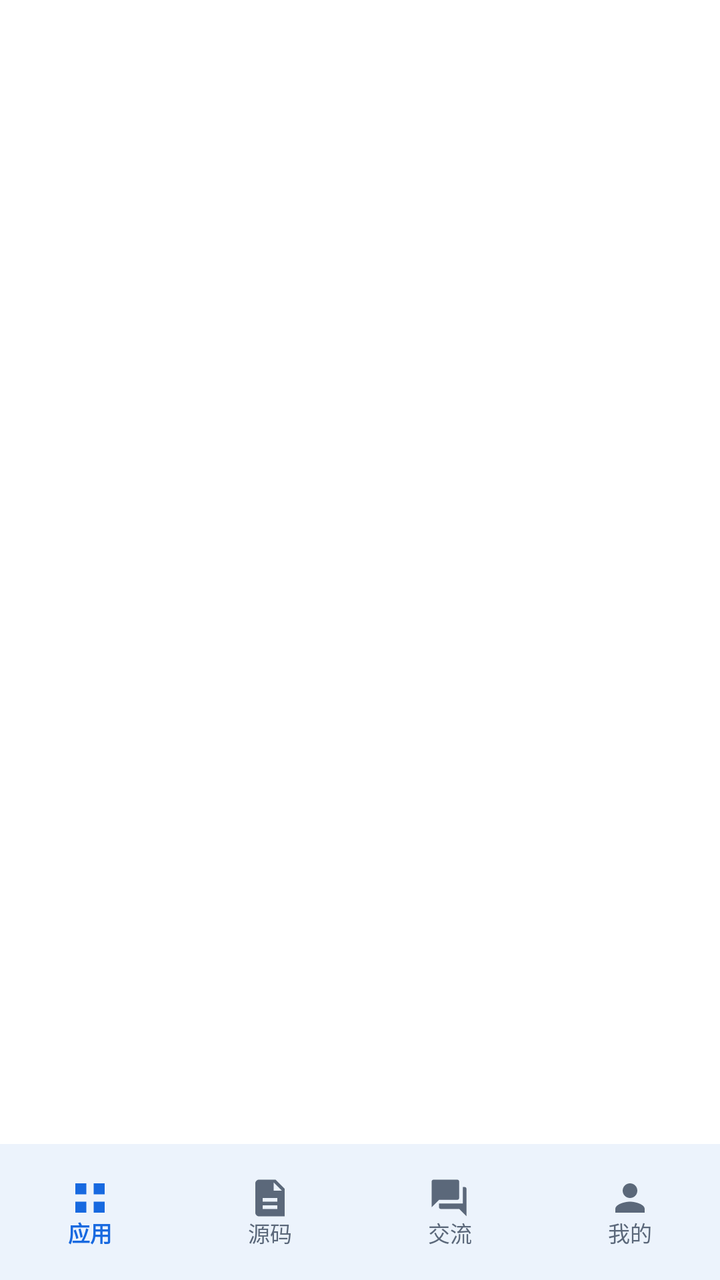
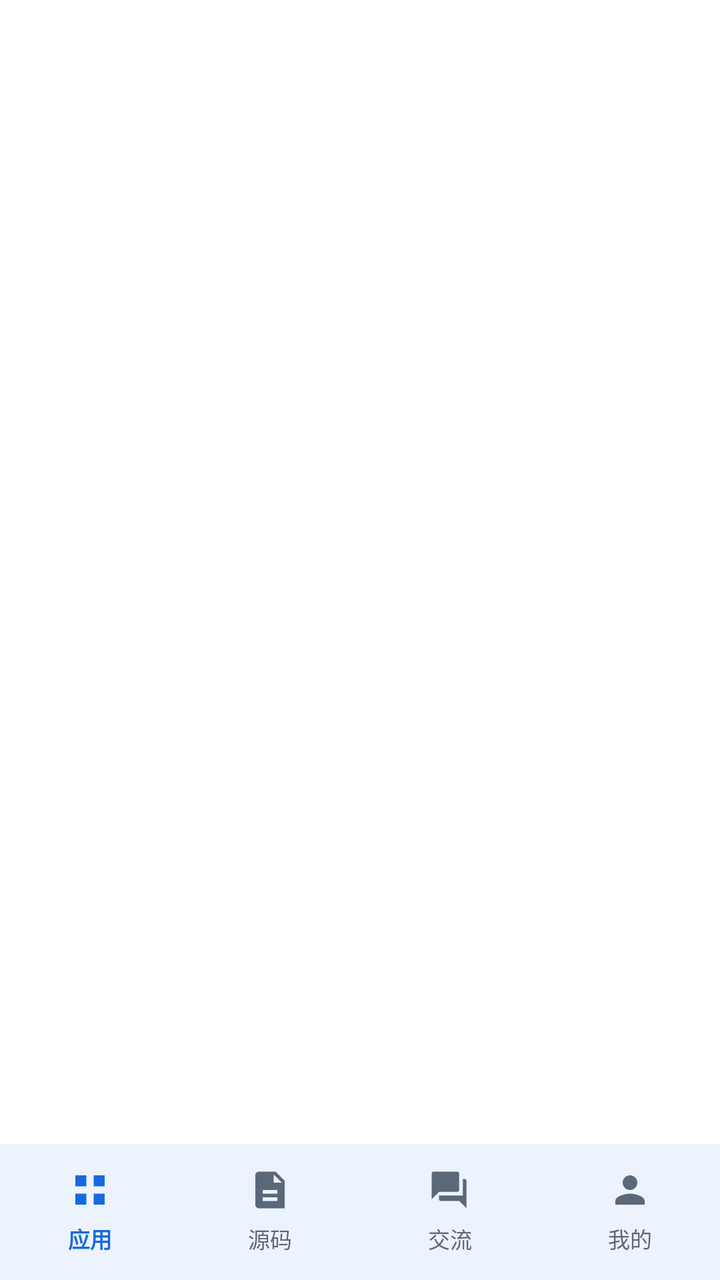

Compare the two renders of this Android layout. The source of the first and the diff that turns it into the second are given below.
<!-- AndroidManifest.xml: application theme Theme.Yiyunying -->
<!-- res/layout/fragment_management_shell.xml -->
<?xml version="1.0" encoding="utf-8"?>
<LinearLayout xmlns:android="http://schemas.android.com/apk/res/android"
    xmlns:app="http://schemas.android.com/apk/res-auto"
    android:layout_width="match_parent"
    android:layout_height="match_parent"
    android:background="@color/surface"
    android:orientation="vertical">

    <androidx.viewpager2.widget.ViewPager2
        android:id="@+id/pager"
        android:layout_width="match_parent"
        android:layout_height="0dp"
        android:layout_weight="1" />

    <com.google.android.material.bottomnavigation.BottomNavigationView
        android:id="@+id/bottomNavigation"
        android:layout_width="match_parent"
        android:layout_height="@dimen/bottom_dock_height"
        android:minHeight="@dimen/bottom_dock_height"
        android:paddingTop="4dp"
        android:paddingBottom="3dp"
        android:background="@color/glass_surface_strong"
        android:elevation="8dp"
        app:itemActiveIndicatorStyle="@style/Widget.Material3.BottomNavigationView.ActiveIndicator"
        app:itemHorizontalTranslationEnabled="false"
        app:itemIconSize="22dp"
        app:itemIconTint="@color/bottom_navigation_tint"
        app:itemTextAppearanceActive="@style/TextAppearance.Yiyunying.BottomNavigation.Active"
        app:itemTextAppearanceInactive="@style/TextAppearance.Yiyunying.BottomNavigation.Inactive"
        app:itemTextColor="@color/bottom_navigation_tint"
        app:labelVisibilityMode="labeled"
        app:menu="@menu/management_bottom_navigation" />
</LinearLayout>
<!-- resources referenced by this layout -->
<resources>
  <color name="glass_surface_strong">#F5FFFFFF</color>
  <color name="surface">#FFFFFF</color>
  <dimen name="bottom_dock_height">68dp</dimen>
  <style name="TextAppearance.Yiyunying.BottomNavigation.Active" parent="TextAppearance.Material3.LabelMedium">
          <item name="android:textSize">11sp</item>
          <item name="android:textStyle">bold</item>
          <item name="android:letterSpacing">0</item>
      </style>
  <style name="TextAppearance.Yiyunying.BottomNavigation.Inactive" parent="TextAppearance.Material3.LabelMedium">
          <item name="android:textSize">11sp</item>
          <item name="android:letterSpacing">0</item>
      </style>
  <style name="Theme.Yiyunying" parent="Theme.Yiyunying.Base" />
  <style name="Theme.Yiyunying.Base" parent="Theme.Material3.Light.NoActionBar">
          <item name="colorPrimary">@color/primary</item>
          <item name="colorOnPrimary">@color/on_primary</item>
          <item name="colorPrimaryContainer">@color/primary_container</item>
          <item name="colorOnPrimaryContainer">@color/on_primary_container</item>
          <item name="colorSecondary">@color/secondary</item>
          <item name="colorOnSecondary">@color/on_secondary</item>
          <item name="colorSecondaryContainer">@color/secondary_container</item>
          <item name="colorTertiary">@color/tertiary</item>
          <item name="colorError">@color/error</item>
          <item name="android:colorBackground">@color/surface</item>
          <item name="colorSurface">@color/surface</item>
          <item name="colorOnSurface">@color/on_surface</item>
          <item name="colorOnSurfaceVariant">@color/on_surface_variant</item>
          <item name="colorOutline">@color/outline</item>
          <item name="android:fontFamily">sans-serif</item>
          <item name="android:windowActionModeOverlay">true</item>
          <item name="android:windowLightStatusBar">true</item>
          <item name="android:statusBarColor">@color/surface</item>
          <item name="android:navigationBarColor">@color/surface</item>
          <item name="materialCardViewStyle">@style/Widget.Yiyunying.Card</item>
          <item name="materialButtonStyle">@style/Widget.Yiyunying.Button</item>
      </style>
  <color name="primary">#1769E0</color>
  <color name="on_primary">#FFFFFF</color>
  <color name="primary_container">#E8F1FF</color>
  <color name="on_primary_container">#123A72</color>
  <color name="secondary">#4B78B8</color>
  <color name="on_secondary">#FFFFFF</color>
  <color name="secondary_container">#EAF2FF</color>
  <color name="tertiary">#476DA5</color>
  <color name="error">#BA1A1A</color>
  <color name="on_surface">#17243A</color>
  <color name="on_surface_variant">#5B687A</color>
  <color name="outline">#AAB7C8</color>
  <style name="Widget.Yiyunying.Card" parent="Widget.Material3.CardView.Elevated">
          <item name="cardCornerRadius">8dp</item>
          <item name="cardElevation">1dp</item>
          <item name="cardBackgroundColor">@color/glass_surface</item>
          <item name="strokeColor">@color/glass_outline</item>
          <item name="strokeWidth">1dp</item>
      </style>
  <style name="Widget.Yiyunying.Button" parent="Widget.Material3.Button">
          <item name="cornerRadius">8dp</item>
          <item name="android:minHeight">48dp</item>
          <item name="android:textAllCaps">false</item>
      </style>
  <color name="glass_surface">#E8FFFFFF</color>
  <color name="glass_outline">#80C4CFDD</color>
</resources>

<!-- the commit's change to res/layout/fragment_management_shell.xml (unified diff, before → after) -->
@@ -17,8 +17,8 @@
         android:layout_width="match_parent"
         android:layout_height="@dimen/bottom_dock_height"
         android:minHeight="@dimen/bottom_dock_height"
-        android:paddingTop="4dp"
-        android:paddingBottom="3dp"
+        android:paddingTop="0dp"
+        android:paddingBottom="0dp"
         android:background="@color/glass_surface_strong"
         android:elevation="8dp"
         app:itemActiveIndicatorStyle="@style/Widget.Material3.BottomNavigationView.ActiveIndicator"
